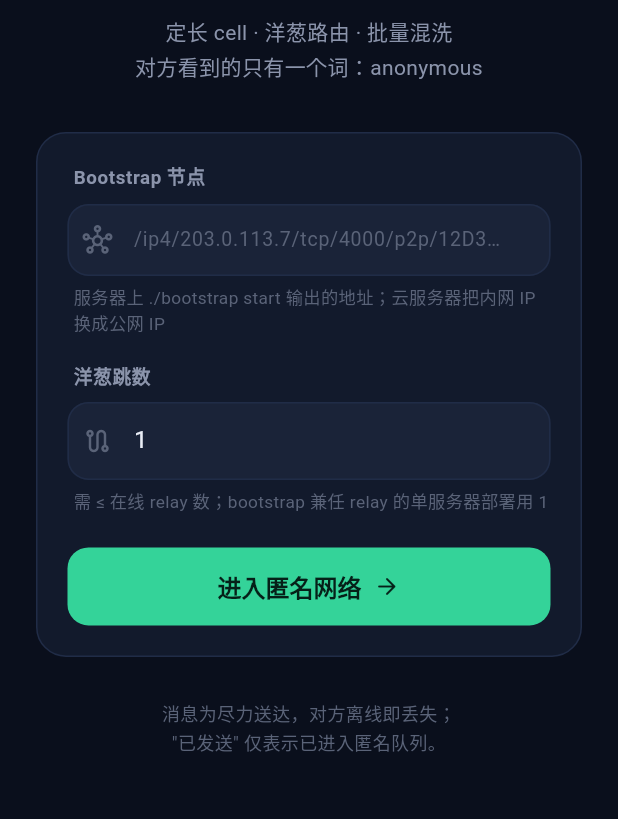
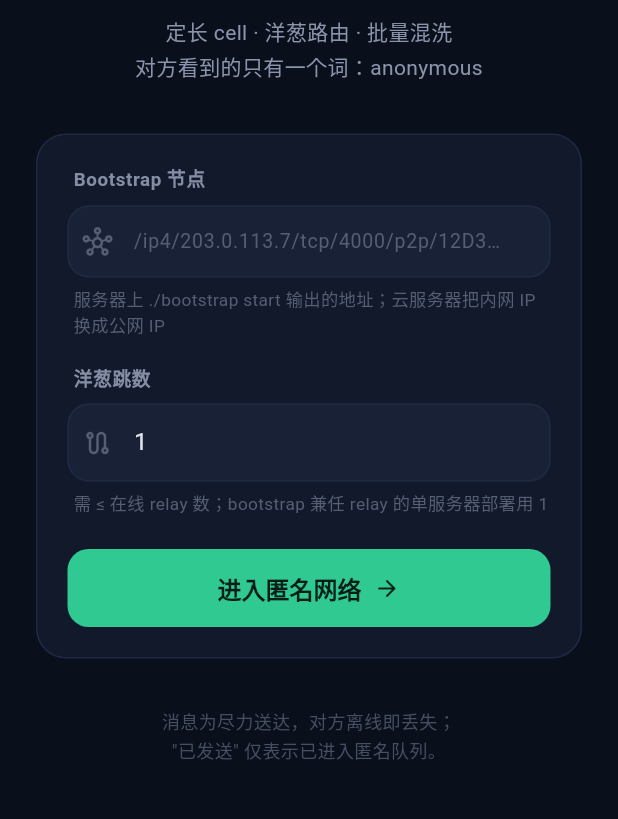
Before and after one commit to chenpeigen2/Np4Protocol, a Flutter app: the first screen one second after launch, on a phone screen of 412 x 824 dp, the part 367-1186 px from its top. Run offline on Flutter 3.47's test engine with Material 3 defaults, Android fonts, the phone set to English and light mode, and no system bars; missing offline and left inert: dart:ffi.

Commit message:
polish(ui): elegant motion system — stagger, glow drift, launch beat
New motion language (transitions.dart): a calm fade-and-settle page
route and a StaggerIn wrapper that sequences elements through Interval
curves — NP4's motion is slow, deliberate, never bouncy.

Connect screen: elements now settle in sequence (shield → title →
subtitle → card → footnote) with a slow ambient glow drifting across
the background so the screen never feels frozen; the shield keeps its
pulse.

Chat: bubbles enter with a slide + fade + subtle scale; the send button
plays a quiet two-phase launch beat (arrow departs upward, re-enters
from below) after each send; the empty-state badge breathes; contact
sheet rows stagger in by index. TickerProviderStateMixin fixes the
multi-controller states.

```diff
--- a/clients/flutter/lib/app/connect_screen.dart
+++ b/clients/flutter/lib/app/connect_screen.dart
@@ -5,6 +5,7 @@
 import '../bridge/np4_ffi.dart';
 import 'chat_screen.dart';
 import 'theme.dart';
+import 'transitions.dart';
 
 /// Build-time demo/dev hooks (flutter run --dart-define=...):
 ///   NP4_BOOTSTRAP=multiaddr  prefills the bootstrap field
@@ -24,12 +25,14 @@
 }
 
 class _ConnectScreenState extends State<ConnectScreen>
-    with SingleTickerProviderStateMixin {
+    with TickerProviderStateMixin {
   final _bootstrapCtrl = TextEditingController();
   final _hopsCtrl = TextEditingController(text: '1');
   bool _connecting = false;
   String _status = '';
-  // One controller drives the shield pulse (below) on repeat.
+
+  // One ticker, three clocks: a repeating shield pulse, a one-shot entrance
+  // for the staggered choreography, and a slow ambient glow drift.
   late final AnimationController _pulseFx = AnimationController(
     vsync: this,
     duration: const Duration(milliseconds: 2200),
@@ -37,11 +40,24 @@
   late final Animation<double> _pulse = Tween(begin: 0.0, end: 1.0).animate(
     CurvedAnimation(parent: _pulseFx, curve: Curves.easeInOut),
   );
+  late final AnimationController _enterFx = AnimationController(
+    vsync: this,
+    duration: const Duration(milliseconds: 1150),
+  );
+  late final AnimationController _glowFx = AnimationController(
+    vsync: this,
+    duration: const Duration(milliseconds: 9000),
+  );
+  late final Animation<double> _glow = Tween(begin: 0.0, end: 1.0).animate(
+    CurvedAnimation(parent: _glowFx, curve: Curves.easeInOut),
+  );
 
   @override
   void initState() {
     super.initState();
     _pulseFx.repeat(reverse: true);
+    _glowFx.repeat(reverse: true);
+    _enterFx.forward();
     if (_kEnvBootstrap.isNotEmpty) {
       _bootstrapCtrl.text = _kEnvBootstrap;
     }
@@ -52,6 +68,8 @@
 
   @override
   void dispose() {
+    _enterFx.dispose();
+    _glowFx.dispose();
     _pulseFx.dispose();
     _bootstrapCtrl.dispose();
     _hopsCtrl.dispose();
@@ -82,7 +100,7 @@
       // publish_keys already ran inside connect(); give the DHT a moment and
       // hand off. Cold-start: path selection retries up to 25s on first send.
       if (!mounted) return;
-      Navigator.of(context).pushReplacement(MaterialPageRoute(
+      Navigator.of(context).pushReplacement(FadeSlideRoute(
         builder: (_) => ChatScreen(client: client, bootstrap: bootstrap),
       ));
     } catch (e) {
@@ -96,28 +114,30 @@
   }
 
   void _showError(String message) {
-    ScaffoldMessenger.of(context).showSnackBar(SnackBar(content: Text(message)));
+    ScaffoldMessenger.of(context)
+        .showSnackBar(SnackBar(content: Text(message)));
   }
 
   @override
   Widget build(BuildContext context) {
     return Scaffold(
       body: Container(
-        // A single soft glow at the top: the only ornament on the screen.
-        decoration: const BoxDecoration(
+        // A single soft glow at the top — it drifts, slowly, so the screen
+        // never feels frozen. The only ornament here.
+        decoration: BoxDecoration(
           gradient: RadialGradient(
-            center: Alignment(0, -1.2),
+            center: Alignment.lerp(const Alignment(-0.9, -1.3),
+                const Alignment(0.7, -1.1), _glow.value)!,
             radius: 1.4,
-            colors: [Color(0x1434D399), Colors.transparent],
-            stops: [0, 0.55],
+            colors: const [Color(0x1434D399), Colors.transparent],
+            stops: const [0, 0.55],
           ),
         ),
         child: SafeArea(
           child: LayoutBuilder(
             builder: (ctx, constraints) => SingleChildScrollView(
               child: ConstrainedBox(
-                constraints:
-                    BoxConstraints(minHeight: constraints.maxHeight),
+                constraints: BoxConstraints(minHeight: constraints.maxHeight),
                 child: Center(
                   child: ConstrainedBox(
                     constraints: const BoxConstraints(maxWidth: 480),
@@ -128,7 +148,11 @@
                         crossAxisAlignment: CrossAxisAlignment.stretch,
                         children: [
                           const SizedBox(height: 24),
-                      Center(
+                          StaggerIn(
+                            fx: _enterFx,
+                            interval: const Interval(0, 0.35,
+                                curve: Curves.easeOutCubic),
+                            child: Center(
                               child: AnimatedBuilder(
                                 animation: _pulse,
                                 builder: (ctx, _) {
@@ -139,8 +163,8 @@
                                     decoration: BoxDecoration(
                                       shape: BoxShape.circle,
                                       border: Border.all(
-                                  color: Np4Colors.accent
-                                      .withValues(alpha: 0.28 * (1 - t)),
+                                        color: Np4Colors.accent.withValues(
+                                            alpha: 0.28 * (1 - t)),
                                         width: 1.4,
                                       ),
                                     ),
@@ -165,8 +189,13 @@
                                 },
                               ),
                             ),
+                          ),
                           const SizedBox(height: 24),
-                      const Text(
+                          StaggerIn(
+                            fx: _enterFx,
+                            interval: const Interval(0.18, 0.5,
+                                curve: Curves.easeOutCubic),
+                            child: const Text(
                               'NP4 匿名聊天',
                               textAlign: TextAlign.center,
                               style: TextStyle(
@@ -176,8 +205,13 @@
                                 letterSpacing: 0.3,
                               ),
                             ),
+                          ),
                           const SizedBox(height: 10),
-                      const Text(
+                          StaggerIn(
+                            fx: _enterFx,
+                            interval: const Interval(0.28, 0.6,
+                                curve: Curves.easeOutCubic),
+                            child: const Text(
                               '定长 cell · 洋葱路由 · 批量混洗\n对方看到的只有一个词：anonymous',
                               textAlign: TextAlign.center,
                               style: TextStyle(
@@ -186,8 +220,13 @@
                                 height: 1.6,
                               ),
                             ),
+                          ),
                           const SizedBox(height: 32),
-                      Container(
+                          StaggerIn(
+                            fx: _enterFx,
+                            interval: const Interval(0.4, 0.85,
+                                curve: Curves.easeOutCubic),
+                            child: Container(
                               padding: const EdgeInsets.all(20),
                               decoration: BoxDecoration(
                                 color: Np4Colors.surface,
@@ -202,12 +241,14 @@
                                     controller: _bootstrapCtrl,
                                     enabled: !_connecting,
                                     style: const TextStyle(
-                                  fontSize: 13, color: Np4Colors.textPrimary),
+                                        fontSize: 13,
+                                        color: Np4Colors.textPrimary),
                                     decoration: const InputDecoration(
                                       hintText:
                                           '/ip4/203.0.113.7/tcp/4000/p2p/12D3…',
                                       prefixIcon: Icon(Icons.hub_outlined,
-                                    size: 20, color: Np4Colors.textFaint),
+                                          size: 20,
+                                          color: Np4Colors.textFaint),
                                       prefixIconConstraints: BoxConstraints(
                                           minWidth: 40, minHeight: 20),
                                     ),
@@ -227,8 +268,8 @@
                                     controller: _hopsCtrl,
                                     enabled: !_connecting,
                                     keyboardType: TextInputType.number,
-                              style:
-                                  const TextStyle(color: Np4Colors.textPrimary),
+                                    style: const TextStyle(
+                                        color: Np4Colors.textPrimary),
                                     decoration: const InputDecoration(
                                       prefixIcon: Icon(Icons.route_outlined,
                                           size: 20, color: Np4Colors.textFaint),
@@ -269,6 +310,7 @@
                                 ],
                               ),
                             ),
+                          ),
                           if (_status.isNotEmpty) ...[
                             const SizedBox(height: 16),
                             Row(
@@ -278,7 +320,8 @@
                                   width: 12,
                                   height: 12,
                                   child: CircularProgressIndicator(
-                                  strokeWidth: 1.6, color: Np4Colors.accent),
+                                      strokeWidth: 1.6,
+                                      color: Np4Colors.accent),
                                 ),
                                 const SizedBox(width: 8),
                                 Flexible(
@@ -293,13 +336,18 @@
                             ),
                           ],
                           const SizedBox(height: 28),
-                      const Text(
+                          StaggerIn(
+                            fx: _enterFx,
+                            interval: const Interval(0.55, 0.95,
+                                curve: Curves.easeOutCubic),
+                            child: const Text(
                               '消息为尽力送达，对方离线即丢失；\n"已发送" 仅表示已进入匿名队列。',
                               textAlign: TextAlign.center,
                               style: TextStyle(
                                   color: Np4Colors.textFaint,
                                   fontSize: 12,
                                   height: 1.6),
+                            ),
                           ),
                           const SizedBox(height: 16),
                         ],
--- /dev/null
+++ b/clients/flutter/lib/app/transitions.dart
@@ -0,0 +1,56 @@
+import 'package:flutter/material.dart';
+
+/// A quiet, elegant page transition: fade with a short upward settle.
+/// Slow curve, no bounce — NP4's motion language is calm and deliberate.
+class FadeSlideRoute<T> extends PageRouteBuilder<T> {
+  FadeSlideRoute({required WidgetBuilder builder})
+      : super(
+          transitionDuration: const Duration(milliseconds: 420),
+          reverseTransitionDuration: const Duration(milliseconds: 240),
+          pageBuilder: (ctx, animation, secondary) => builder(ctx),
+          transitionsBuilder: (ctx, animation, secondary, child) {
+            final curved =
+                CurvedAnimation(parent: animation, curve: Curves.easeOutCubic);
+            return FadeTransition(
+              opacity: curved,
+              child: SlideTransition(
+                position: Tween(begin: const Offset(0, 0.045), end: Offset.zero)
+                    .animate(curved),
+                child: child,
+              ),
+            );
+          },
+        );
+}
+
+/// Entrance wrapper for staggered choreography: [fx] runs 0→1 once; each
+/// element maps its own [interval] onto it, so sections settle in sequence
+/// rather than all at once.
+class StaggerIn extends StatelessWidget {
+  const StaggerIn({
+    super.key,
+    required this.fx,
+    required this.interval,
+    required this.child,
+  });
+
+  final Animation<double> fx;
+  final Interval interval;
+  final Widget child;
+
+  @override
+  Widget build(BuildContext context) {
+    final anim = CurvedAnimation(parent: fx, curve: interval);
+    return AnimatedBuilder(
+      animation: anim,
+      builder: (ctx, built) => Opacity(
+        opacity: anim.value.clamp(0, 1),
+        child: Transform.translate(
+          offset: Offset(0, 22 * (1 - anim.value)),
+          child: built,
+        ),
+      ),
+      child: child,
+    );
+  }
+}
```
Also changed, not shown: clients/flutter/lib/app/chat_screen.dart (+53 -16 lines). Lines whose indentation alone changed are shown as unchanged.
